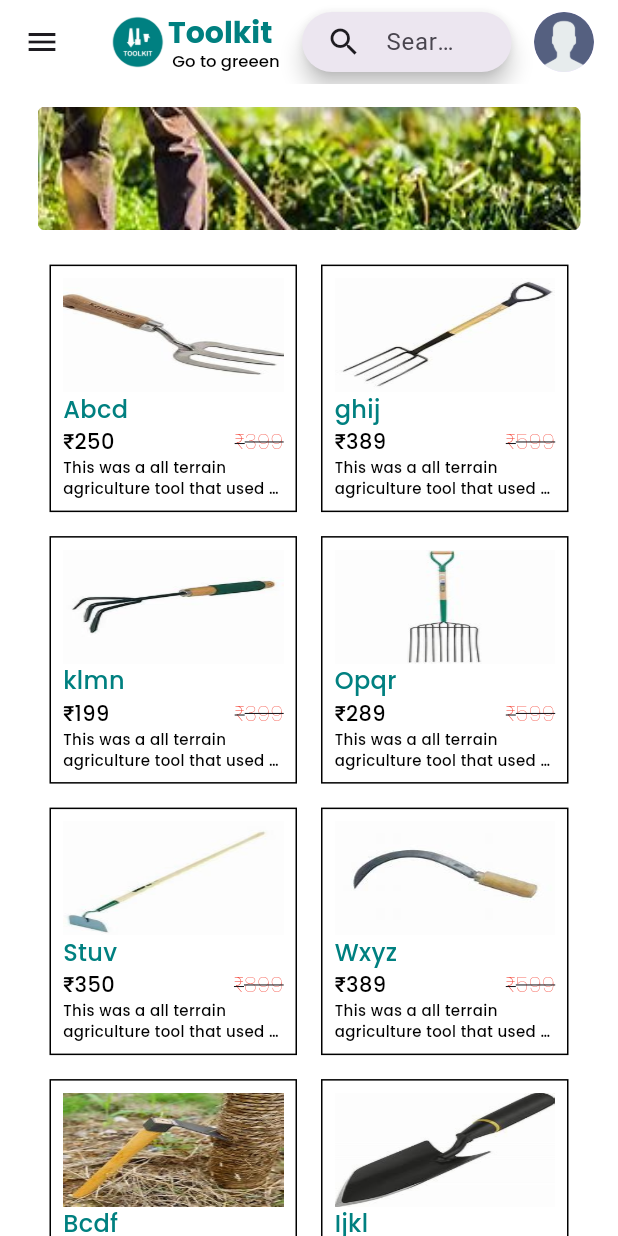
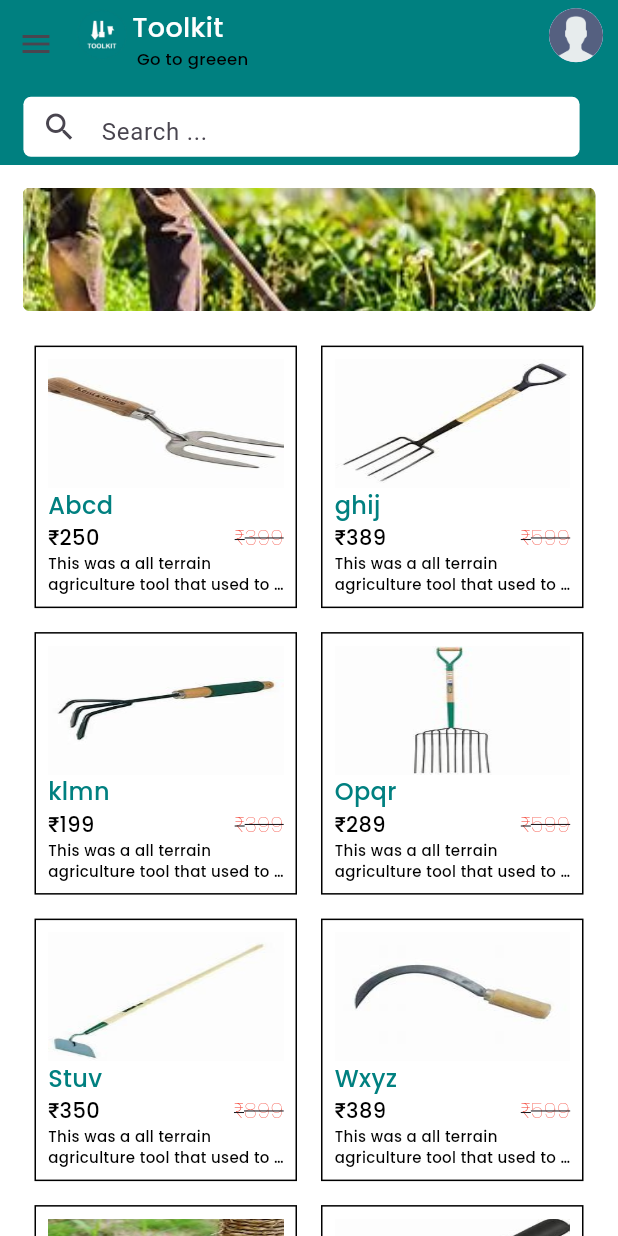
Before and after one commit to Karthikkodiyil/toolkit, a Flutter app: the screen it shows after launch, on a phone screen of 412 x 824 dp. Run offline on Flutter 3.47's test engine with Material 3 defaults, Android fonts, the phone set to English and light mode, and no system bars; drawn by our look-alikes of carousel_slider.

Commit message:
app bar change

```diff
--- a/lib/view/home/home_view.dart
+++ b/lib/view/home/home_view.dart
@@ -21,17 +21,72 @@ class HomeView extends StatelessWidget {
     return Stack(children: [
       Scaffold(
         backgroundColor: kWhite,
-        appBar: AppBar(
-          leading: Consumer<HomePageViewmodel>(
-              builder: (context, homepageViewModel, child) => IconButton(
+        // appBar: AppBar(
+        //   //centerTitle: true,
+        //   leading: Consumer<HomePageViewmodel>(
+        //       builder: (context, homepageViewModel, child) => IconButton(
+        //           onPressed: () {
+        //             homepageViewModel.toggleSideBar();
+        //           },
+        //           icon: const Icon(Icons.menu))),
+        //   backgroundColor: kWhite,
+        //   title: Row(
+        //     mainAxisAlignment: MainAxisAlignment.spaceBetween,
+        //     children: [
+        //       SizedBox(
+        //           height: 35,
+        //           child: Image.asset(Assets.image.toolkitLogo.path)),
+        //       Column(
+        //         crossAxisAlignment: CrossAxisAlignment.start,
+        //         children: [
+        //           Text(
+        //             "Toolkit",
+        //             style: styles.primBold20,
+        //           ),
+        //           Text(
+        //             " Go to greeen",
+        //             style: styles.blackRegular11,
+        //           ),
+        //         ],
+        //       ),
+        //       const Expanded(
+        //         child: Padding(
+        //           padding: EdgeInsets.only(left: 15, right: 15),
+        //           child: SizedBox(
+        //             height: 40,
+        //             child: HomeSearchWidget(),
+        //           ),
+        //         ),
+        //       ),
+        //       CircleAvatar(
+        //         radius: 20,
+        //         backgroundImage: AssetImage(Assets.image.manProfile.path),
+        //       )
+        //     ],
+        //   ),
+        // ),
+        body: SafeArea(
+            child: Column(
+          children: [
+            Container(
+              color: kPrimary,
+              height: 110,
+              child: Padding(
+                padding: const EdgeInsets.only(right: 10.0),
+                child: Column(
+                  mainAxisAlignment: MainAxisAlignment.spaceAround,
+                  children: [
+                    Row(
+                      crossAxisAlignment: CrossAxisAlignment.start,
+                      //    mainAxisAlignment: MainAxisAlignment.spaceBetween,
+                      children: [
+                        Consumer<HomePageViewmodel>(
+                            builder: (context, homepageViewModel, child) =>
+                                IconButton(
                                     onPressed: () {
                                       homepageViewModel.toggleSideBar();
                                     },
                                     icon: const Icon(Icons.menu))),
-          backgroundColor: kWhite,
-          title: Row(
-            mainAxisAlignment: MainAxisAlignment.spaceBetween,
-            children: [
                         SizedBox(
                             height: 35,
                             child: Image.asset(Assets.image.toolkitLogo.path)),
@@ -40,7 +95,7 @@ class HomeView extends StatelessWidget {
                           children: [
                             Text(
                               "Toolkit",
-                    style: styles.primBold20,
+                              style: styles.whiteRegular18,
                             ),
                             Text(
                               " Go to greeen",
@@ -48,25 +103,24 @@ class HomeView extends StatelessWidget {
                             ),
                           ],
                         ),
-              const Expanded(
-                child: Padding(
-                  padding: EdgeInsets.only(left: 15, right: 15),
-                  child: SizedBox(
-                    height: 40,
-                    child: HomeSearchWidget(),
+                        const Spacer(),
+                        CircleAvatar(
+                          radius: 18,
+                          backgroundImage:
+                              AssetImage(Assets.image.manProfile.path),
+                        )
+                      ],
+                    ),
+                    HomeSearchWidget(),
+                  ],
                 ),
               ),
             ),
-              CircleAvatar(
-                backgroundImage: AssetImage(Assets.image.manProfile.path),
-              )
-            ],
-          ),
-        ),
-        body: SafeArea(
+            SizedBox(
+              height: SizeConfig.screenHeight - 110,
+              child: SingleChildScrollView(
                 child: Padding(
-          padding: const EdgeInsets.only(left: 25, right: 25),
-          child: SingleChildScrollView(
+                  padding: const EdgeInsets.only(left: 15.0, right: 15),
                   child: Column(
                     children: [
                       15.kH,
@@ -85,6 +139,9 @@ class HomeView extends StatelessWidget {
                     ],
                   ),
                 ),
+              ),
+            ),
+          ],
         )),
       ),
       Consumer<HomePageViewmodel>(
--- a/lib/view/home/widgets/home_search_widget.dart
+++ b/lib/view/home/widgets/home_search_widget.dart
@@ -1,5 +1,6 @@
 import 'package:flutter/material.dart';
 import 'package:provider/provider.dart';
+import 'package:toolkit/utils/app_colors.dart';
 import 'package:toolkit/utils/components/size_config.dart';
 import 'package:toolkit/view_model/home_page_viewmodel.dart';
 
@@ -11,20 +12,34 @@ class HomeSearchWidget extends StatelessWidget {
   @override
   Widget build(BuildContext context) {
     SizeConfig().init(context);
-
     return Consumer<HomePageViewmodel>(
-        builder: (context, homepageViewModel, child) => SearchAnchor.bar(
-            viewConstraints: BoxConstraints(
-                maxHeight: homepageViewModel.setSearchListHeight()),
-            barHintText: "Search...",
-            //    barHintStyle: styles.blackRegular11,
-            suggestionsBuilder: (context, searchController) {
-              homepageViewModel.searchFunction(searchController.text);
-              return homepageViewModel.searchToolList
-                  .map((tool) => ListTile(
-                        title: Text(tool.name ?? ""),
-                      ))
-                  .toList();
-            }));
+        builder: (context, homepageViewModel, child) => Container(
+              height: 40,
+              width: SizeConfig.screenWidth * .9,
+              decoration: BoxDecoration(
+                  color: kWhite, borderRadius: BorderRadius.circular(5)),
+              child: TextFormField(
+                decoration: InputDecoration(
+                    border: InputBorder.none,
+                    prefixIcon: Icon(Icons.search),
+                    hintText: "Search ..."),
+              ),
+            ));
   }
 }
+
+
+
+// SearchAnchor.bar(
+//                   viewConstraints: BoxConstraints(
+//                       maxHeight: homepageViewModel.setSearchListHeight()),
+//                   barHintText: "Search...",
+//                   //    barHintStyle: styles.blackRegular11,
+//                   suggestionsBuilder: (context, searchController) {
+//                     homepageViewModel.searchFunction(searchController.text);
+//                     return homepageViewModel.searchToolList
+//                         .map((tool) => ListTile(
+//                               title: Text(tool.name ?? ""),
+//                             ))
+//                         .toList();
+//                   }),
```
Lines whose indentation alone changed are shown as unchanged.
